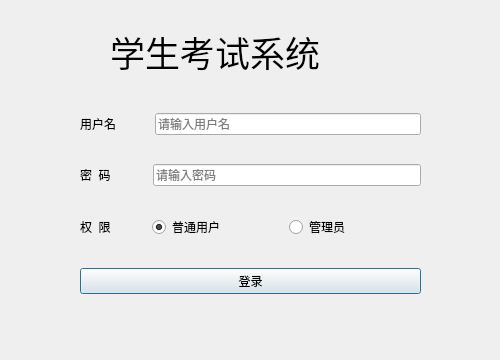
Above: ExamSystem/LoginDialog.ui from ChenjunYing/examsystem before the change. Below: the same form after it.
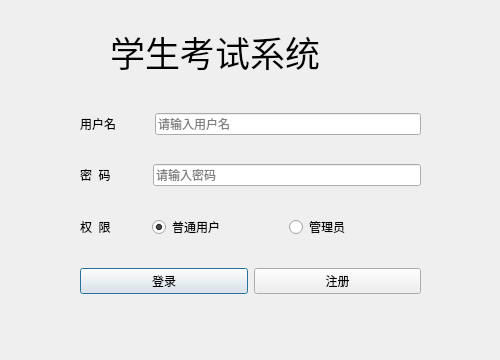
That is the form after the change.

Commit message: 登录界面增加了注册功能 需要修复newexam的析构bug

Diff of the .ui file:
```diff
--- a/ExamSystem/LoginDialog.ui
+++ b/ExamSystem/LoginDialog.ui
@@ -191,7 +191,7 @@
      </layout>
     </item>
     <item>
-     <layout class="QHBoxLayout" name="horizontalLayout_4" stretch="4">
+     <layout class="QHBoxLayout" name="horizontalLayout_4" stretch="1,1">
       <item>
        <widget class="QPushButton" name="submitBtn">
         <property name="text">
@@ -199,6 +199,13 @@
         </property>
        </widget>
       </item>
+      <item>
+       <widget class="QPushButton" name="registBtn">
+        <property name="text">
+         <string>注册</string>
+        </property>
+       </widget>
+      </item>
      </layout>
     </item>
    </layout>
```
The commit also changes 3 other files.
